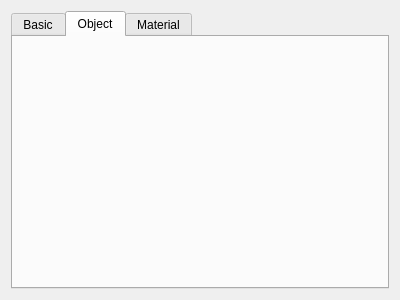
The window that QChromosome/attributes.ui (Michalaq/ChromosomeVisualizer) describes before a commit, drawn with Qt 5.
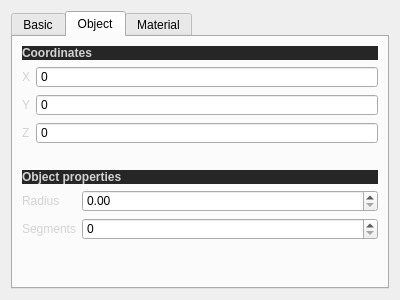
The same window after the commit. The open tabs and pages were chosen to show the change.

Commit message: added new controls to attributes

The edit to the form file:
```diff
--- a/QChromosome/attributes.ui
+++ b/QChromosome/attributes.ui
@@ -13,6 +13,12 @@
   <property name="windowTitle">
    <string>Form</string>
   </property>
+  <property name="styleSheet">
+   <string notr="true">QLabel {
+	color: lightgray;
+}
+</string>
+  </property>
   <layout class="QGridLayout" name="gridLayout">
    <item row="0" column="0">
     <widget class="QTabWidget" name="tabWidget">
@@ -25,6 +31,136 @@
       <attribute name="title">
        <string>Object</string>
       </attribute>
+      <layout class="QVBoxLayout" name="verticalLayout_2">
+       <item>
+        <widget class="QLabel" name="label_6">
+         <property name="styleSheet">
+          <string notr="true">background: #262626;</string>
+         </property>
+         <property name="text">
+          <string>&lt;html&gt;&lt;head/&gt;&lt;body&gt;&lt;p&gt;&lt;span style=&quot; font-weight:600;&quot;&gt;Coordinates&lt;/span&gt;&lt;/p&gt;&lt;/body&gt;&lt;/html&gt;</string>
+         </property>
+        </widget>
+       </item>
+       <item>
+        <layout class="QFormLayout" name="formLayout_2">
+         <item row="0" column="0">
+          <widget class="QLabel" name="label_7">
+           <property name="text">
+            <string>X</string>
+           </property>
+          </widget>
+         </item>
+         <item row="0" column="1">
+          <widget class="QSpinBox" name="spinBox">
+           <property name="readOnly">
+            <bool>true</bool>
+           </property>
+           <property name="buttonSymbols">
+            <enum>QAbstractSpinBox::NoButtons</enum>
+           </property>
+          </widget>
+         </item>
+         <item row="1" column="0">
+          <widget class="QLabel" name="label_8">
+           <property name="text">
+            <string>Y</string>
+           </property>
+          </widget>
+         </item>
+         <item row="1" column="1">
+          <widget class="QSpinBox" name="spinBox_2">
+           <property name="readOnly">
+            <bool>true</bool>
+           </property>
+           <property name="buttonSymbols">
+            <enum>QAbstractSpinBox::NoButtons</enum>
+           </property>
+          </widget>
+         </item>
+         <item row="2" column="0">
+          <widget class="QLabel" name="label_9">
+           <property name="text">
+            <string>Z</string>
+           </property>
+          </widget>
+         </item>
+         <item row="2" column="1">
+          <widget class="QSpinBox" name="spinBox_3">
+           <property name="readOnly">
+            <bool>true</bool>
+           </property>
+           <property name="buttonSymbols">
+            <enum>QAbstractSpinBox::NoButtons</enum>
+           </property>
+          </widget>
+         </item>
+        </layout>
+       </item>
+       <item>
+        <spacer name="verticalSpacer_3">
+         <property name="orientation">
+          <enum>Qt::Vertical</enum>
+         </property>
+         <property name="sizeType">
+          <enum>QSizePolicy::Fixed</enum>
+         </property>
+         <property name="sizeHint" stdset="0">
+          <size>
+           <width>20</width>
+           <height>20</height>
+          </size>
+         </property>
+        </spacer>
+       </item>
+       <item>
+        <widget class="QLabel" name="label_10">
+         <property name="styleSheet">
+          <string notr="true">background: #262626;</string>
+         </property>
+         <property name="text">
+          <string>&lt;html&gt;&lt;head/&gt;&lt;body&gt;&lt;p&gt;&lt;span style=&quot; font-weight:600;&quot;&gt;Object properties&lt;/span&gt;&lt;/p&gt;&lt;/body&gt;&lt;/html&gt;</string>
+         </property>
+        </widget>
+       </item>
+       <item>
+        <layout class="QFormLayout" name="formLayout_3">
+         <item row="0" column="0">
+          <widget class="QLabel" name="label_11">
+           <property name="text">
+            <string>Radius</string>
+           </property>
+          </widget>
+         </item>
+         <item row="1" column="0">
+          <widget class="QLabel" name="label_12">
+           <property name="text">
+            <string>Segments</string>
+           </property>
+          </widget>
+         </item>
+         <item row="0" column="1">
+          <widget class="QDoubleSpinBox" name="doubleSpinBox"/>
+         </item>
+         <item row="1" column="1">
+          <widget class="QSpinBox" name="spinBox_4"/>
+         </item>
+        </layout>
+       </item>
+       <item>
+        <spacer name="verticalSpacer_2">
+         <property name="orientation">
+          <enum>Qt::Vertical</enum>
+         </property>
+         <property name="sizeHint" stdset="0">
+          <size>
+           <width>20</width>
+           <height>40</height>
+          </size>
+         </property>
+        </spacer>
+       </item>
+      </layout>
      </widget>
      <widget class="QWidget" name="tab_3">
       <attribute name="title">
```
Left out of the diff: 104 changed lines with no effect on the pictures. The commit also changes 1 other file.
